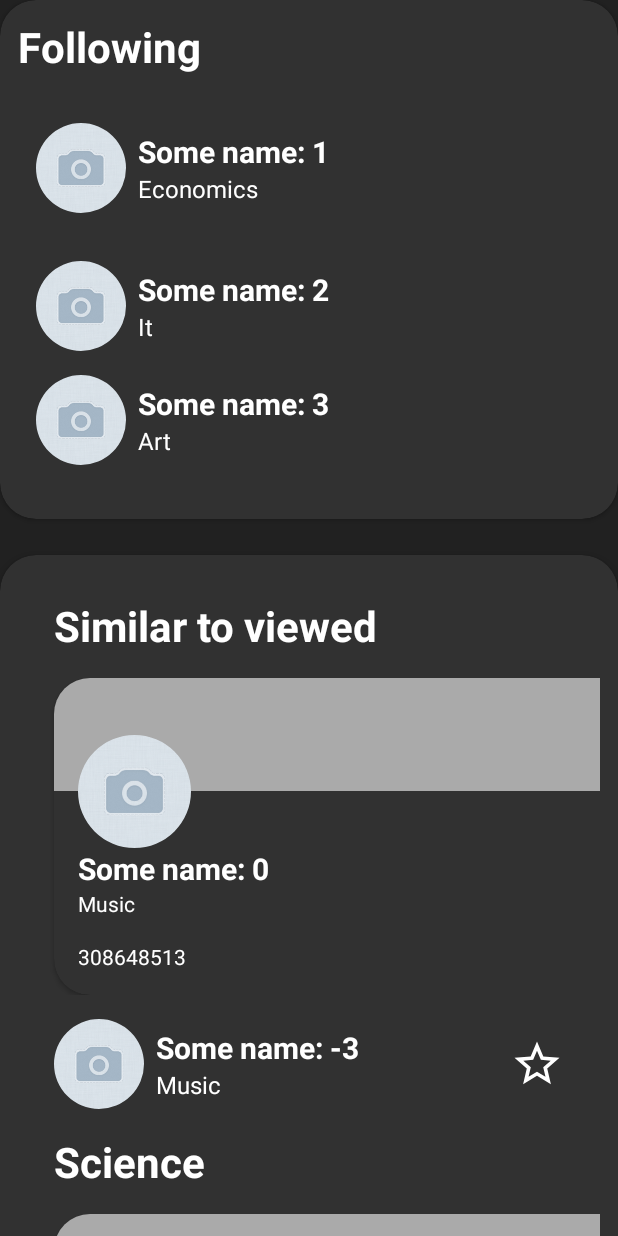
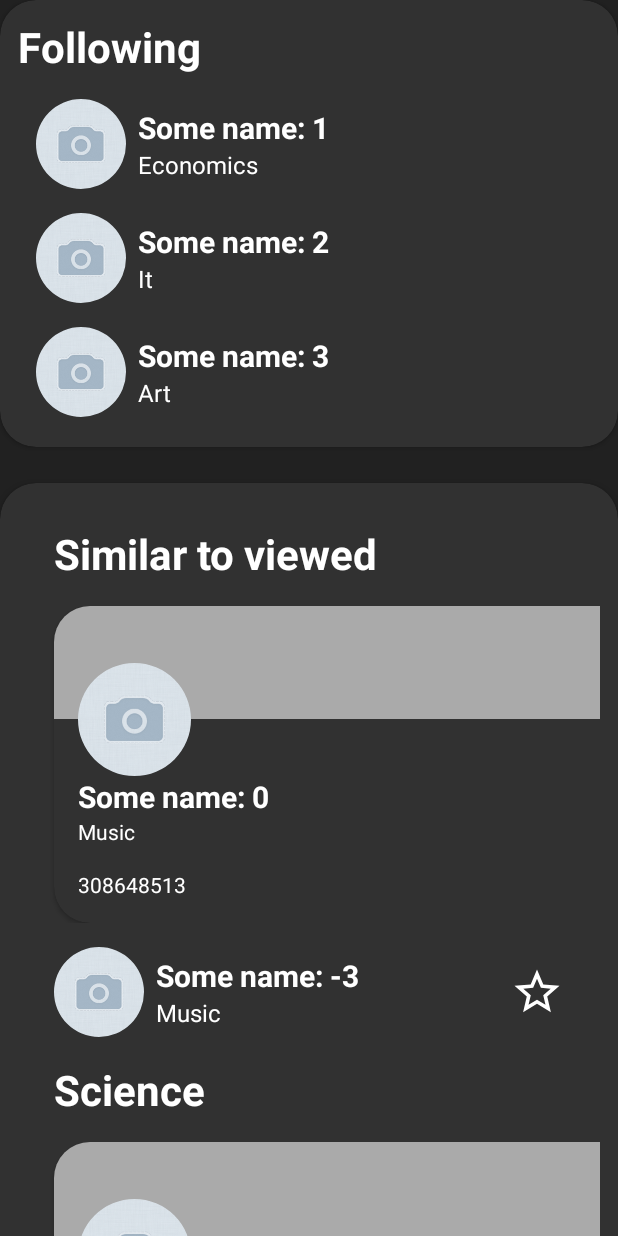
Before and after one commit to VladislavDobrihlopez/RecyclerViewOptimizations, an Android app: the screen it shows after launch (MainActivity), on a phone screen of 412 x 824 dp. Run offline under Robolectric (Android 15) with nearby library versions, the phone set to English and light mode, and no system bars.

Commit message:
some refactoring

```diff
--- a/app/src/main/java/com/example/fakevkhub/presentation/CommunitiesFragment.kt
+++ b/app/src/main/java/com/example/fakevkhub/presentation/CommunitiesFragment.kt
@@ -68,6 +68,9 @@ class CommunitiesFragment : Fragment() {
         adapter1 = FollowedCommunitiesAdapter(
             listOf(FollowedCommunitiesDelegateAdapter(::changeItemLikeStatus1, 730))
         )
+
+        adapter1.stateRestorationPolicy = RecyclerView.Adapter.StateRestorationPolicy.PREVENT_WHEN_EMPTY
+
         adapter2 = FollowedCommunitiesAdapter(
             listOf(
                 FollowedCommunitiesDelegateAdapter(::changeItemLikeStatus2),
@@ -82,13 +85,15 @@ class CommunitiesFragment : Fragment() {
                 SectionNameDelegateAdapter()
             )
         )
+        adapter2.stateRestorationPolicy = RecyclerView.Adapter.StateRestorationPolicy.PREVENT_WHEN_EMPTY
+
         binding.recyclerViewFollowedCommunities.setRecycledViewPool(sharedPool)
-        binding.recyclerViewTopOfTheDay.setRecycledViewPool(sharedPool)
+        binding.recyclerViewRecommendationFeed.setRecycledViewPool(sharedPool)
         binding.recyclerViewFollowedCommunities.apply {
             addItemDecoration(CommunityFeedHorizontalItemDecoration(36))
             addItemDecoration(VerticalItemDecoration(24, 36))
         }
-        binding.recyclerViewTopOfTheDay.apply {
+        binding.recyclerViewRecommendationFeed.apply {
             addItemDecoration(
                 CommunityFeedHorizontalItemDecoration(
                     72,
@@ -98,7 +103,7 @@ class CommunitiesFragment : Fragment() {
             addItemDecoration(VerticalItemDecoration(24, 12))
         }
         binding.recyclerViewFollowedCommunities.adapter = adapter1
-        binding.recyclerViewTopOfTheDay.adapter = adapter2
+        binding.recyclerViewRecommendationFeed.adapter = adapter2
 
         initSwipeToDelete()
         //fixBlinking()
@@ -107,7 +112,7 @@ class CommunitiesFragment : Fragment() {
     //first solution
     private fun fixBlinking() {
         binding.recyclerViewFollowedCommunities.adapter = null
-        binding.recyclerViewTopOfTheDay.itemAnimator = null
+        binding.recyclerViewRecommendationFeed.itemAnimator = null
     }
 
     private fun initSwipeToDelete() {
@@ -118,11 +123,11 @@ class CommunitiesFragment : Fragment() {
             suggestRestoringItem(item, idForItemGoingToBeRemoved)
         }
 
-        ItemTouchHelper(swipeToDelete).attachToRecyclerView(binding.recyclerViewTopOfTheDay)
+        ItemTouchHelper(swipeToDelete).attachToRecyclerView(binding.recyclerViewRecommendationFeed)
     }
 
     private fun suggestRestoringItem(item: Item, position: Int) {
-        Snackbar.make(binding.recyclerViewTopOfTheDay, "You can restore item", Snackbar.LENGTH_LONG)
+        Snackbar.make(binding.recyclerViewRecommendationFeed, "You can restore item", Snackbar.LENGTH_LONG)
             .setAction("Undo") {
                 screenFeed.add(position, item)
                 adapter2.submitList(screenFeed.toList())
--- a/app/src/main/java/com/example/fakevkhub/presentation/MainActivity.kt
+++ b/app/src/main/java/com/example/fakevkhub/presentation/MainActivity.kt
@@ -1,8 +1,7 @@
 package com.example.fakevkhub.presentation
 
+import android.os.Bundle
 import androidx.appcompat.app.AppCompatActivity
-import android.os.Bundle
-import androidx.fragment.app.Fragment
 import com.example.fakevkhub.R
 
 class MainActivity : AppCompatActivity() {
--- a/app/src/main/java/com/example/fakevkhub/presentation/adapters/DetailedCommunitiesAdapter.kt
+++ b/app/src/main/java/com/example/fakevkhub/presentation/adapters/DetailedCommunitiesAdapter.kt
@@ -1,11 +1,11 @@
 package com.example.fakevkhub.presentation.adapters
 
+import android.util.Log
 import android.view.LayoutInflater
 import android.view.ViewGroup
 import androidx.recyclerview.widget.ListAdapter
 import androidx.viewbinding.ViewBinding
 import com.example.fakevkhub.presentation.adapters.delegates.AdapterDelegate
-import com.example.fakevkhub.presentation.adapters.delegates.FollowedCommunitiesDelegateAdapter
 import com.example.fakevkhub.presentation.adapters.viewholders.BaseViewHolder
 import com.example.fakevkhub.presentation.uimodels.Item
 
@@ -26,6 +26,7 @@ class DetailedCommunitiesAdapter(
     }
 
     override fun onBindViewHolder(holder: BaseViewHolder<ViewBinding, Item>, position: Int) {
+        Log.d("onBindViewHolder", "first")
         holder.onBind(currentList[position])
     }
 
@@ -35,7 +36,7 @@ class DetailedCommunitiesAdapter(
         payloads: MutableList<Any>
     ) {
         if (payloads.isEmpty()) {
-            super.onBindViewHolder(holder, position, payloads)
+           super.onBindViewHolder(holder, position, payloads)
         } else {
             holder.onBind(currentList[position], payloads)
         }
--- a/app/src/main/java/com/example/fakevkhub/presentation/adapters/decorations/VerticalItemDecoration.kt
+++ b/app/src/main/java/com/example/fakevkhub/presentation/adapters/decorations/VerticalItemDecoration.kt
@@ -32,16 +32,16 @@ class VerticalItemDecoration(
 
         parent.adapter?.let { adapter ->
             outRect.apply {
-                bottom = if (adapter.isNextViewOfTheSameType(currentPosition, viewType)|| adapter.isNextViewOfTheSameType(currentPosition, R.layout.section)) {
+                bottom = //if (adapter.isNextViewOfTheSameType(currentPosition, viewType)|| adapter.isNextViewOfTheSameType(currentPosition, R.layout.section)) {
                     innerVerticalDivider
-                } else {
-                    outerDivider
-                }
-                top = if (adapter.isPreviousViewOfTheSameType(currentPosition, viewType)|| adapter.isPreviousViewOfTheSameType(currentPosition, R.layout.section)) {
+                //} else {
+                    //outerDivider
+               // }
+                top = //if (adapter.isPreviousViewOfTheSameType(currentPosition, viewType)|| adapter.isPreviousViewOfTheSameType(currentPosition, R.layout.section)) {
                     innerVerticalDivider
-                } else {
-                    outerDivider
-                }
+                //} else {
+                //    outerDivider
+                //}
             }
         }
     }
--- a/app/src/main/java/com/example/fakevkhub/presentation/adapters/viewholders/HorizontalBunchOfCommunitiesViewHolder.kt
+++ b/app/src/main/java/com/example/fakevkhub/presentation/adapters/viewholders/HorizontalBunchOfCommunitiesViewHolder.kt
@@ -16,6 +16,7 @@ class HorizontalBunchOfCommunitiesViewHolder(
     private val _adapter = DetailedCommunitiesAdapter(adapterDelegates)
 
     init {
+        _adapter.stateRestorationPolicy = RecyclerView.Adapter.StateRestorationPolicy.ALLOW
         with(binding.recyclerViewHorizontalItems) {
             adapter = _adapter
             layoutManager = LinearLayoutManager(context, RecyclerView.HORIZONTAL, false).also {
--- a/app/src/main/res/layout/fragment_communities.xml
+++ b/app/src/main/res/layout/fragment_communities.xml
@@ -99,7 +99,7 @@
                 <!--                android:textStyle="bold" />-->
 
                 <androidx.recyclerview.widget.RecyclerView
-                    android:id="@+id/recyclerViewTopOfTheDay"
+                    android:id="@+id/recycler_view_recommendation_feed"
                     android:layout_width="match_parent"
                     android:layout_height="wrap_content"
                     android:orientation="vertical"
```
